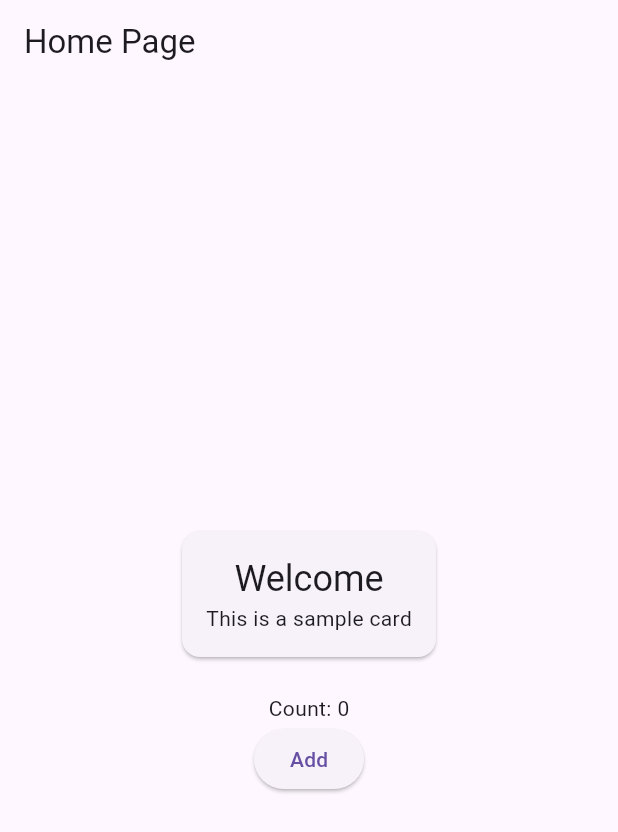
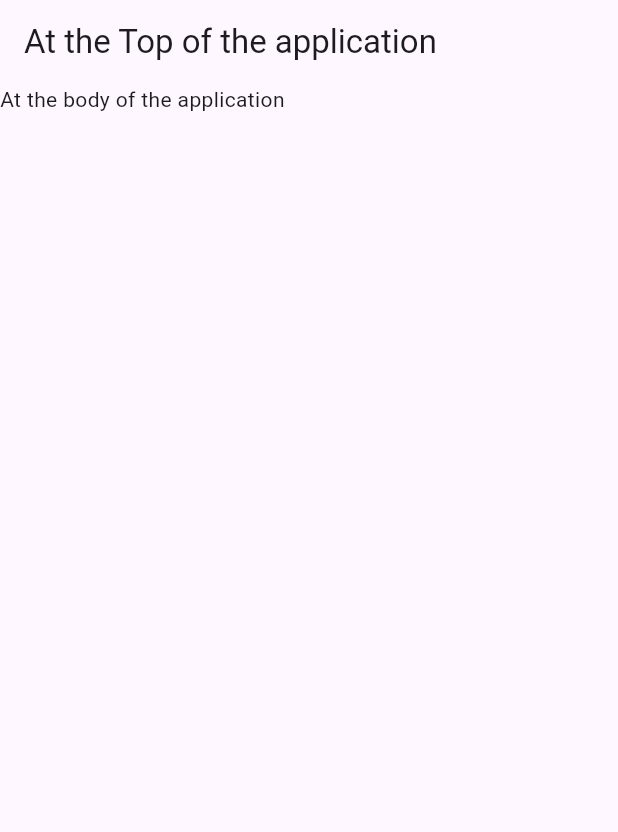
Before and after one commit to NirajXtha/Flutter, a Flutter app: the screen it shows after launch, on a phone screen of 412 x 824 dp. Shown: the top 832 px of the screen. Run offline on Flutter 3.47's test engine with Material 3 defaults, Android fonts, the phone set to English and light mode, and no system bars.

Commit message:
Container, Scaffold, StatelessWidget

```diff
--- a/lib/main.dart
+++ b/lib/main.dart
@@ -1,49 +1,30 @@
+// import 'package:flutter/widgets.dart';
 import 'package:flutter/material.dart';
-import 'widgets/counter_widget.dart';
-import 'widgets/info_cards.dart';
+// import 'package:flutter/cupertino.dart';
 
-void main() {
-  runApp(const MyApp());
-}
-
-class MyApp extends StatelessWidget {
-  const MyApp({super.key});
-
-  @override
-  Widget build(BuildContext context) {
-    return MaterialApp(
-      title: 'First Flutter App',
-      theme: ThemeData(
-        primarySwatch: Colors.blue,
-        useMaterial3: true,
-      ),
-      home: const HomePage(),
-    );
-  }
+void main(){
+  // WidgetsApp // MaterialApp // CupertinoApp
+  runApp(MaterialApp(
+    home: HomePage(),
+    theme: ThemeData(
+      primarySwatch: Colors.blue,
+    ),
+  ));
 }
 
 class HomePage extends StatelessWidget {
-  const HomePage({super.key});
-
   @override
   Widget build(BuildContext context) {
+    // return Container(
+    //   color: Colors.purple,
+    //   child: Text("Hi Flutter"),
+    // );
     return Scaffold(
       appBar: AppBar(
-        title: const Text('Home Page'),
+        title: Text("At the Top of the application"),
       ),
-      body: const Center(
-        child: Column(
-          mainAxisAlignment: MainAxisAlignment.center,
-          children: [
-            // Using our custom widgets
-            InfoCard(
-              title: 'Welcome',
-              description: 'This is a sample card',
-            ),
-            SizedBox(height: 20), // Adds some spacing
-            CounterWidget(),
-          ],
-        ),
+      body: Container(
+        child: Text("At the body of the application"),
       ),
     );
   }
```
